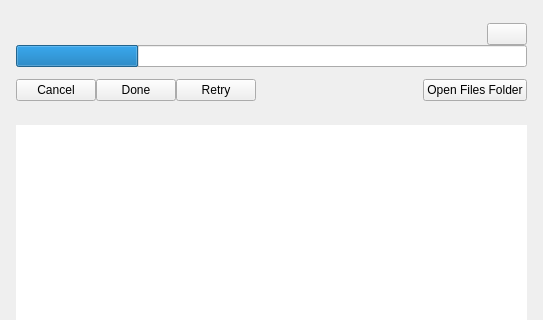
The window that vms/client/nx_vms_client_desktop/src/nx/vms/client/desktop/system_administration/widgets/logs_management_widget.ui (networkoptix/nx_open) describes before a commit, drawn with Qt 5; both pictures show x 0 to 543 and y 0 to 320 of the 543 by 607 pixel window.
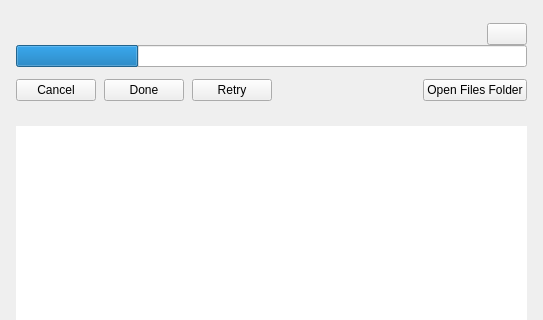
The same window after the commit. The open tabs and pages were chosen to show the change. Custom widgets are drawn as their Qt base class.

Commit message: VMS-52429: VMS-51912: logs management redesign

Diff of the .ui file:
```diff
--- a/vms/client/nx_vms_client_desktop/src/nx/vms/client/desktop/system_administration/widgets/logs_management_widget.ui
+++ b/vms/client/nx_vms_client_desktop/src/nx/vms/client/desktop/system_administration/widgets/logs_management_widget.ui
@@ -199,6 +199,9 @@
                             </item>
                             <item>
                                 <layout class="QHBoxLayout" name="horizontalLayout_2">
+                                    <property name="spacing" >
+                                        <number>8</number>
+                                    </property>
                                     <item>
                                         <widget class="QPushButton" name="cancelButton">
                                             <property name="text">
@@ -247,6 +250,12 @@
                                     <property name="orientation">
                                         <enum>Qt::Vertical</enum>
                                     </property>
+                                    <property name="sizeHint" stdset="0">
+                                        <size>
+                                            <width>40</width>
+                                            <height>8</height>
+                                        </size>
+                                    </property>
                                 </spacer>
                             </item>
                         </layout>
```
The commit also changes 2 other files.
